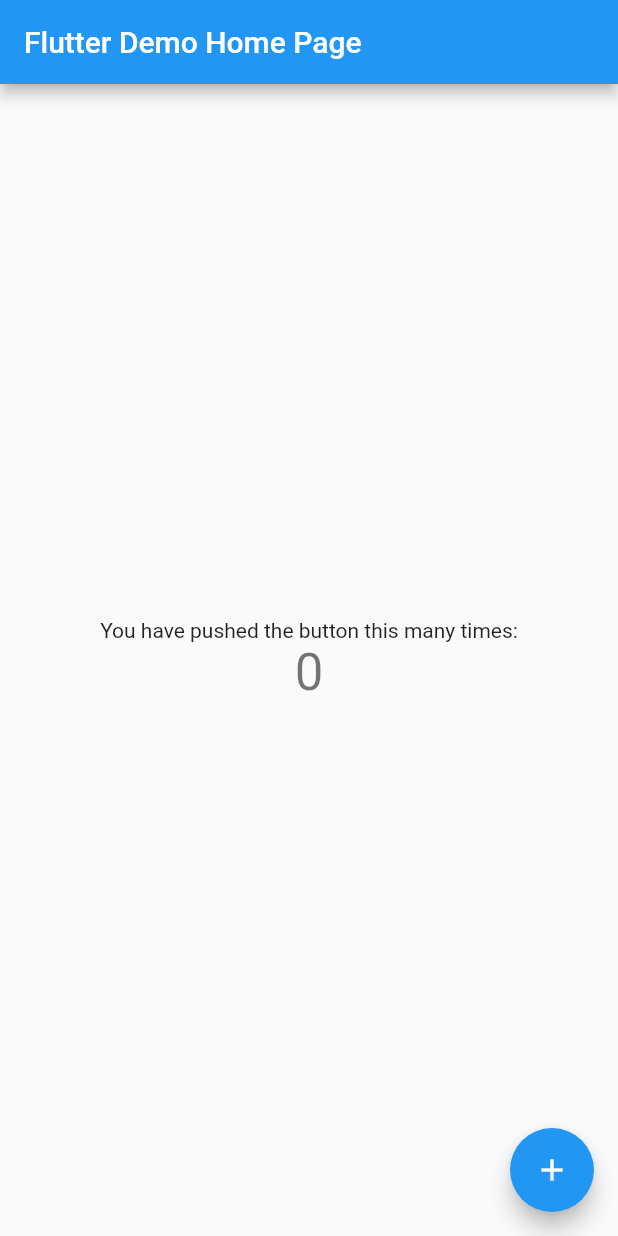
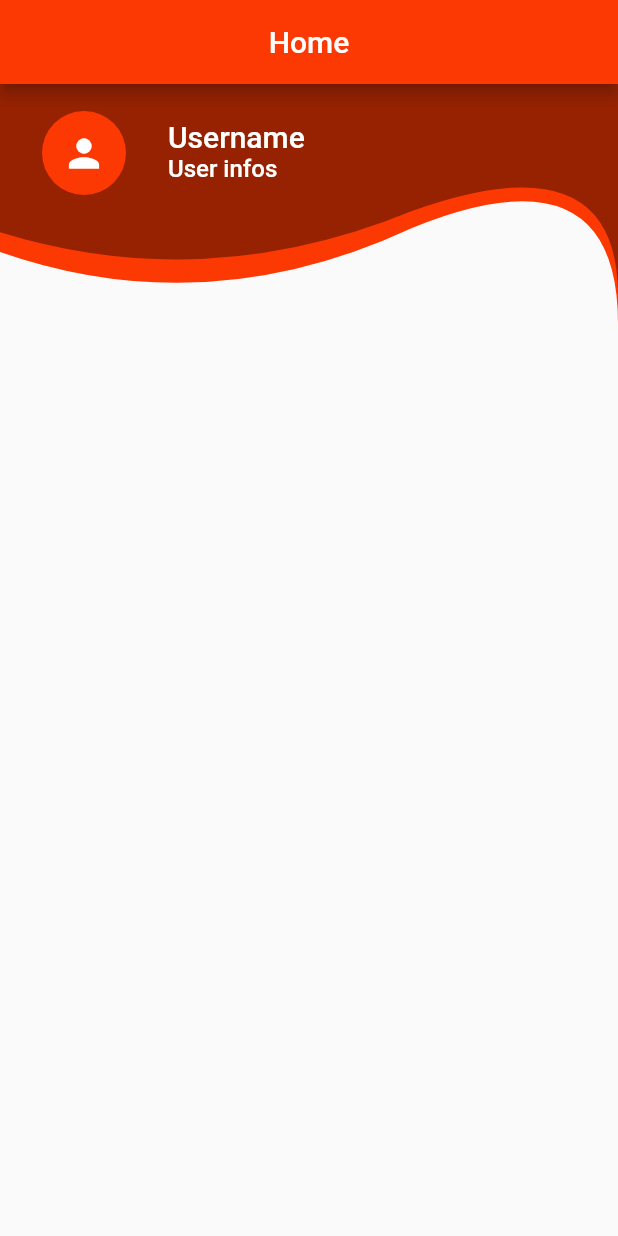
Before and after one commit to afmireski/FlutterStylesApp, a Flutter app: the screen it shows after launch, on a phone screen of 412 x 824 dp. Run offline on Flutter 3.47's test engine with Material 2 defaults, Android fonts, the phone set to English and light mode, and no system bars.

Commit message:
Adição de HomeScreen
- Adição do tema;
-  Adição do componte WaveHeader;

```diff
--- /dev/null
+++ b/flutter_styles_app/lib/components/waveHeader.dart
@@ -0,0 +1,56 @@
+import 'package:flutter/material.dart';
+
+class WaveHeader extends StatelessWidget {
+
+  final Widget child;
+  final double height;
+  final Color mainColor;
+  final Color secondaryColor;
+
+  const WaveHeader({Key key, this.child, @required this.height,
+    @required this.mainColor, @required this.secondaryColor}) : super(key: key);
+
+  @override
+  Widget build(BuildContext context) {
+    return ClipPath(
+      clipper: HeaderWaveClipper(),
+      child: Container(
+        width: double.infinity,
+        height: height,
+        color: secondaryColor,
+        child: Stack(
+          children: [
+            ClipPath(
+              clipper: HeaderWaveClipper(),
+              child: Container(
+                padding: EdgeInsets.only(top: 10.0),
+                height: height * 0.8823,
+                width: double.infinity,
+                color: mainColor,
+                child: child
+              ),
+            ),
+          ],
+        ),
+      ),
+    );
+  }
+}
+
+class HeaderWaveClipper extends CustomClipper<Path> {
+  @override
+  Path getClip(Size size) {
+    Path path = Path();
+    path.lineTo(0, size.height * .7);
+    path.quadraticBezierTo(size.width / 3, size.height, size.width / 1.5, size.height * .6);
+    path.quadraticBezierTo(size.width / 1, size.height * .25, size.width, size.height);
+    path.lineTo(size.width, 0);
+    path.close();
+
+    return path;
+  }
+
+  @override
+  bool shouldReclip(covariant CustomClipper<Path> oldClipper) => false;
+
+}
--- /dev/null
+++ b/flutter_styles_app/lib/flutterStylesApp/home/homeScreen.dart
@@ -0,0 +1,55 @@
+import 'package:flutter/material.dart';
+import 'package:flutter_styles_app/components/waveHeader.dart';
+
+class HomeScreen extends StatefulWidget {
+  @override
+  _HomeScreenState createState() => _HomeScreenState();
+}
+
+class _HomeScreenState extends State<HomeScreen> {
+  @override
+  Widget build(BuildContext context) {
+    return Scaffold(
+      appBar: AppBar(
+        title: Text('Home'),
+        centerTitle: true,
+      ),
+      body: Container(
+        child: Column(
+          children: [
+            WaveHeader(
+              height: 160,
+              mainColor: Theme.of(context).primaryColorDark,
+              secondaryColor: Theme.of(context).accentColor,
+              child: ListTile(
+                leading: CircleAvatar(
+                  backgroundColor: Theme.of(context).accentColor,
+                  radius: 40,
+                  child: Icon(
+                    Icons.person,
+                    color: Colors.white,
+                    size: 30,
+                  ),
+                ),
+                title: Text(
+                  'Username',
+                  style: TextStyle(
+                      color: Colors.white,
+                      fontWeight: FontWeight.w500,
+                      fontSize: 20.0),
+                ),
+                subtitle: Text(
+                  'User infos',
+                  style: TextStyle(
+                      color: Colors.white,
+                      fontWeight: FontWeight.w500,
+                      fontSize: 16.0),
+                ),
+              ),
+            )
+          ],
+        ),
+      ),
+    );
+  }
+}
--- a/flutter_styles_app/lib/main.dart
+++ b/flutter_styles_app/lib/main.dart
@@ -1,4 +1,5 @@
 import 'package:flutter/material.dart';
+import 'package:flutter_styles_app/flutterStylesApp/home/homeScreen.dart';
 
 void main() {
   runApp(MyApp());
@@ -10,108 +11,82 @@
   Widget build(BuildContext context) {
     return MaterialApp(
       title: 'Flutter Demo',
+      debugShowCheckedModeBanner: false,
       theme: ThemeData(
-        // This is the theme of your application.
-        //
-        // Try running your application with "flutter run". You'll see the
-        // application has a blue toolbar. Then, without quitting the app, try
-        // changing the primarySwatch below to Colors.green and then invoke
-        // "hot reload" (press "r" in the console where you ran "flutter run",
-        // or simply save your changes to "hot reload" in a Flutter IDE).
-        // Notice that the counter didn't reset back to zero; the application
-        // is not restarted.
-        primarySwatch: Colors.blue,
-        // This makes the visual density adapt to the platform that you run
-        // the app on. For desktop platforms, the controls will be smaller and
-        // closer together (more dense) than on mobile platforms.
-        visualDensity: VisualDensity.adaptivePlatformDensity,
+        primarySwatch: MaterialColor(4294719747,{50: Color( 0xffffebe6 )
+          , 100: Color( 0xfffed7cd )
+          , 200: Color( 0xfffeb09a )
+          , 300: Color( 0xfffd8868 )
+          , 400: Color( 0xfffd6135 )
+          , 500: Color( 0xfffc3903 )
+          , 600: Color( 0xffca2e02 )
+          , 700: Color( 0xff972202 )
+          , 800: Color( 0xff651701 )
+          , 900: Color( 0xff320b01 )
+        }),
+        brightness: Brightness.light,
+        primaryColor: Color( 0xfffc3903 ),
+        primaryColorBrightness: Brightness.dark,
+        primaryColorLight: Color( 0xfffed7cd ),
+        primaryColorDark: Color( 0xff972202 ),
+        accentColor: Color( 0xfffc3903 ),
+        accentColorBrightness: Brightness.dark,
+        canvasColor: Color( 0xfffafafa ),
+        scaffoldBackgroundColor: Color( 0xfffafafa ),
+        bottomAppBarColor: Color( 0xffffffff ),
+        cardColor: Color( 0xffffffff ),
+        dividerColor: Color( 0x1f000000 ),
+        highlightColor: Color( 0x66bcbcbc ),
+        splashColor: Color( 0x66c8c8c8 ),
+        selectedRowColor: Color( 0xfff5f5f5 ),
+        unselectedWidgetColor: Color( 0x8a000000 ),
+        disabledColor: Color( 0x61000000 ),
+        buttonColor: Color( 0xffe0e0e0 ),
+        toggleableActiveColor: Color( 0xffca2e02 ),
+        secondaryHeaderColor: Color( 0xffffebe6 ),
+        textSelectionColor: Color( 0xfffeb09a ),
+        cursorColor: Color( 0xff4285f4 ),
+        textSelectionHandleColor: Color( 0xfffd8868 ),
+        backgroundColor: Color( 0xfffeb09a ),
+        dialogBackgroundColor: Color( 0xffffffff ),
+        indicatorColor: Color( 0xfffc3903 ),
+        hintColor: Color( 0x8a000000 ),
+        errorColor: Color( 0xffd32f2f ),
+        buttonTheme: ButtonThemeData(
+          textTheme: ButtonTextTheme.normal,
+          minWidth: 88,
+          height: 36,
+          padding: EdgeInsets.only(top:0,bottom:0,left:16, right:16),
+          shape:     RoundedRectangleBorder(
+            side: BorderSide(color: Color( 0xff000000 ), width: 0, style: BorderStyle.none, ),
+            borderRadius: BorderRadius.all(Radius.circular(4.0)),
+          )
+          ,
+          alignedDropdown: false ,
+          buttonColor: Color( 0xffff4d1c ),
+          disabledColor: Color( 0x61000000 ),
+          highlightColor: Color( 0x29000000 ),
+          splashColor: Color( 0x1f000000 ),
+          focusColor: Color( 0x1f000000 ),
+          hoverColor: Color( 0x0a000000 ),
+          colorScheme: ColorScheme(
+            primary: Color( 0xfffc3903 ),
+            primaryVariant: Color( 0xff972202 ),
+            secondary: Color( 0xfffc3903 ),
+            secondaryVariant: Color( 0xff972202 ),
+            surface: Color( 0xffffffff ),
+            background: Color( 0xfffeb09a ),
+            error: Color( 0xffd32f2f ),
+            onPrimary: Color( 0xffffffff ),
+            onSecondary: Color( 0xffffffff ),
+            onSurface: Color( 0xff000000 ),
+            onBackground: Color( 0xffffffff ),
+            onError: Color( 0xffffffff ),
+            brightness: Brightness.light,
+          ),
+        ),
       ),
-      home: MyHomePage(title: 'Flutter Demo Home Page'),
+      home: HomeScreen(),
     );
   }
 }
-
-class MyHomePage extends StatefulWidget {
-  MyHomePage({Key key, this.title}) : super(key: key);
-
-  // This widget is the home page of your application. It is stateful, meaning
-  // that it has a State object (defined below) that contains fields that affect
-  // how it looks.
-
-  // This class is the configuration for the state. It holds the values (in this
-  // case the title) provided by the parent (in this case the App widget) and
-  // used by the build method of the State. Fields in a Widget subclass are
-  // always marked "final".
-
-  final String title;
-
-  @override
-  _MyHomePageState createState() => _MyHomePageState();
-}
-
-class _MyHomePageState extends State<MyHomePage> {
-  int _counter = 0;
-
-  void _incrementCounter() {
-    setState(() {
-      // This call to setState tells the Flutter framework that something has
-      // changed in this State, which causes it to rerun the build method below
-      // so that the display can reflect the updated values. If we changed
-      // _counter without calling setState(), then the build method would not be
-      // called again, and so nothing would appear to happen.
-      _counter++;
-    });
-  }
-
-  @override
-  Widget build(BuildContext context) {
-    // This method is rerun every time setState is called, for instance as done
-    // by the _incrementCounter method above.
-    //
-    // The Flutter framework has been optimized to make rerunning build methods
-    // fast, so that you can just rebuild anything that needs updating rather
-    // than having to individually change instances of widgets.
-    return Scaffold(
-      appBar: AppBar(
-        // Here we take the value from the MyHomePage object that was created by
-        // the App.build method, and use it to set our appbar title.
-        title: Text(widget.title),
-      ),
-      body: Center(
-        // Center is a layout widget. It takes a single child and positions it
-        // in the middle of the parent.
-        child: Column(
-          // Column is also a layout widget. It takes a list of children and
-          // arranges them vertically. By default, it sizes itself to fit its
-          // children horizontally, and tries to be as tall as its parent.
-          //
-          // Invoke "debug painting" (press "p" in the console, choose the
-          // "Toggle Debug Paint" action from the Flutter Inspector in Android
-          // Studio, or the "Toggle Debug Paint" command in Visual Studio Code)
-          // to see the wireframe for each widget.
-          //
-          // Column has various properties to control how it sizes itself and
-          // how it positions its children. Here we use mainAxisAlignment to
-          // center the children vertically; the main axis here is the vertical
-          // axis because Columns are vertical (the cross axis would be
-          // horizontal).
-          mainAxisAlignment: MainAxisAlignment.center,
-          children: <Widget>[
-            Text(
-              'You have pushed the button this many times:',
-            ),
-            Text(
-              '$_counter',
-              style: Theme.of(context).textTheme.headline4,
-            ),
-          ],
-        ),
-      ),
-      floatingActionButton: FloatingActionButton(
-        onPressed: _incrementCounter,
-        tooltip: 'Increment',
-        child: Icon(Icons.add),
-      ), // This trailing comma makes auto-formatting nicer for build methods.
-    );
-  }
-}
```
Also changed, not shown: 1 other file.
